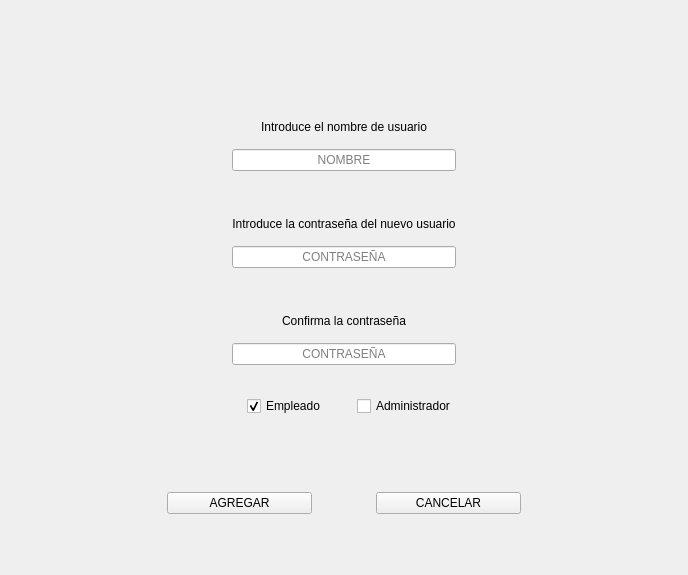
Qt form Agregar_Usuario.ui (Matapuercos666/OPTICA) before a commit.
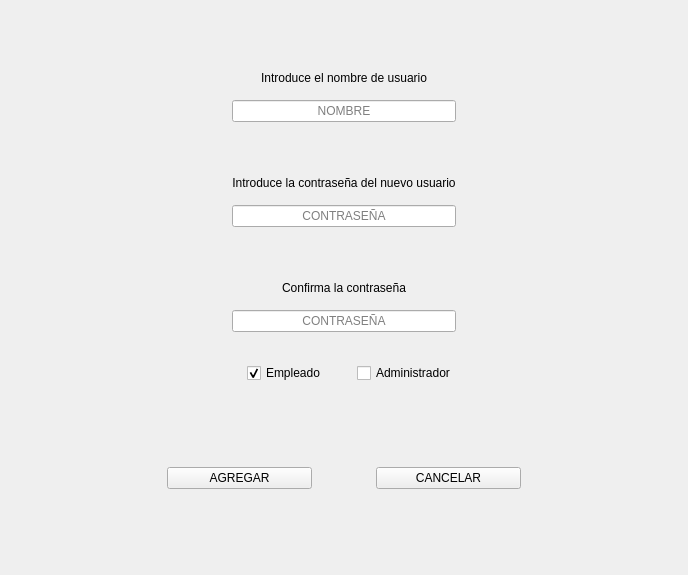
The same form after that commit. Icons and pictures are not drawn.

```diff
--- a/Agregar_Usuario.ui
+++ b/Agregar_Usuario.ui
@@ -1,7 +1,7 @@
 <?xml version="1.0" encoding="UTF-8"?>
 <ui version="4.0">
  <class>Agregar_Usuario</class>
- <widget class="QDialog" name="Agregar_Usuario">
+ <widget class="QWidget" name="Agregar_Usuario">
   <property name="geometry">
    <rect>
     <x>0</x>
@@ -32,114 +32,6 @@
       <number>40</number>
      </property>
      <item row="1" column="0">
-      <layout class="QGridLayout" name="gridLayout_5">
-       <property name="verticalSpacing">
-        <number>15</number>
-       </property>
-       <item row="0" column="0">
-        <widget class="QLabel" name="label">
-         <property name="sizePolicy">
-          <sizepolicy hsizetype="Preferred" vsizetype="Preferred">
-           <horstretch>0</horstretch>
-           <verstretch>0</verstretch>
-          </sizepolicy>
-         </property>
-         <property name="maximumSize">
-          <size>
-           <width>50</width>
-           <height>50</height>
-          </size>
-         </property>
-         <property name="text">
-          <string/>
-         </property>
-         <property name="pixmap">
-          <pixmap resource="RECURSOS.qrc">:/IMAGENES/IMAGENES/LOGOS/Logo con fondo gris.png</pixmap>
-         </property>
-         <property name="scaledContents">
-          <bool>true</bool>
-         </property>
-        </widget>
-       </item>
-       <item row="1" column="0">
-        <widget class="QLabel" name="UsuarioActual">
-         <property name="text">
-          <string/>
-         </property>
-        </widget>
-       </item>
-      </layout>
-     </item>
-     <item row="4" column="0">
-      <layout class="QGridLayout" name="gridLayout_2" columnstretch="4,5,2,5,4">
-       <property name="topMargin">
-        <number>25</number>
-       </property>
-       <item row="0" column="1">
-        <widget class="QPushButton" name="AGREGAR">
-         <property name="contextMenuPolicy">
-          <enum>Qt::ContextMenuPolicy::DefaultContextMenu</enum>
-         </property>
-         <property name="text">
-          <string>AGREGAR</string>
-         </property>
-         <property name="autoDefault">
-          <bool>false</bool>
-         </property>
-        </widget>
-       </item>
-       <item row="0" column="2">
-        <spacer name="horizontalSpacer_3">
-         <property name="orientation">
-          <enum>Qt::Orientation::Horizontal</enum>
-         </property>
-         <property name="sizeHint" stdset="0">
-          <size>
-           <width>40</width>
-           <height>20</height>
-          </size>
-         </property>
-        </spacer>
-       </item>
-       <item row="0" column="3">
-        <widget class="QPushButton" name="CANCELAR">
-         <property name="text">
-          <string>CANCELAR</string>
-         </property>
-         <property name="autoDefault">
-          <bool>false</bool>
-         </property>
-        </widget>
-       </item>
-       <item row="0" column="4">
-        <spacer name="horizontalSpacer_4">
-         <property name="orientation">
-          <enum>Qt::Orientation::Horizontal</enum>
-         </property>
-         <property name="sizeHint" stdset="0">
-          <size>
-           <width>40</width>
-           <height>20</height>
-          </size>
-         </property>
-        </spacer>
-       </item>
-       <item row="0" column="0">
-        <spacer name="horizontalSpacer_5">
-         <property name="orientation">
-          <enum>Qt::Orientation::Horizontal</enum>
-         </property>
-         <property name="sizeHint" stdset="0">
-          <size>
-           <width>40</width>
-           <height>20</height>
-          </size>
-         </property>
-        </spacer>
-       </item>
-      </layout>
-     </item>
-     <item row="2" column="0">
       <layout class="QGridLayout" name="gridLayout_3">
        <item row="2" column="1">
         <layout class="QGridLayout" name="gridLayout_4">
@@ -358,6 +250,75 @@
        </item>
       </layout>
      </item>
+     <item row="3" column="0">
+      <layout class="QGridLayout" name="gridLayout_2" columnstretch="4,5,2,5,4">
+       <property name="topMargin">
+        <number>25</number>
+       </property>
+       <item row="0" column="1">
+        <widget class="QPushButton" name="AGREGAR">
+         <property name="contextMenuPolicy">
+          <enum>Qt::ContextMenuPolicy::DefaultContextMenu</enum>
+         </property>
+         <property name="text">
+          <string>AGREGAR</string>
+         </property>
+         <property name="autoDefault">
+          <bool>false</bool>
+         </property>
+        </widget>
+       </item>
+       <item row="0" column="2">
+        <spacer name="horizontalSpacer_3">
+         <property name="orientation">
+          <enum>Qt::Orientation::Horizontal</enum>
+         </property>
+         <property name="sizeHint" stdset="0">
+          <size>
+           <width>40</width>
+           <height>20</height>
+          </size>
+         </property>
+        </spacer>
+       </item>
+       <item row="0" column="3">
+        <widget class="QPushButton" name="CANCELAR">
+         <property name="text">
+          <string>CANCELAR</string>
+         </property>
+         <property name="autoDefault">
+          <bool>false</bool>
+         </property>
+        </widget>
+       </item>
+       <item row="0" column="4">
+        <spacer name="horizontalSpacer_4">
+         <property name="orientation">
+          <enum>Qt::Orientation::Horizontal</enum>
+         </property>
+         <property name="sizeHint" stdset="0">
+          <size>
+           <width>40</width>
+           <height>20</height>
+          </size>
+         </property>
+        </spacer>
+       </item>
+       <item row="0" column="0">
+        <spacer name="horizontalSpacer_5">
+         <property name="orientation">
+          <enum>Qt::Orientation::Horizontal</enum>
+         </property>
+         <property name="sizeHint" stdset="0">
+          <size>
+           <width>40</width>
+           <height>20</height>
+          </size>
+         </property>
+        </spacer>
+       </item>
+      </layout>
+     </item>
     </layout>
    </item>
    <item row="2" column="0">
```
Left out of the diff: 4 changed lines with no effect on the pictures.
